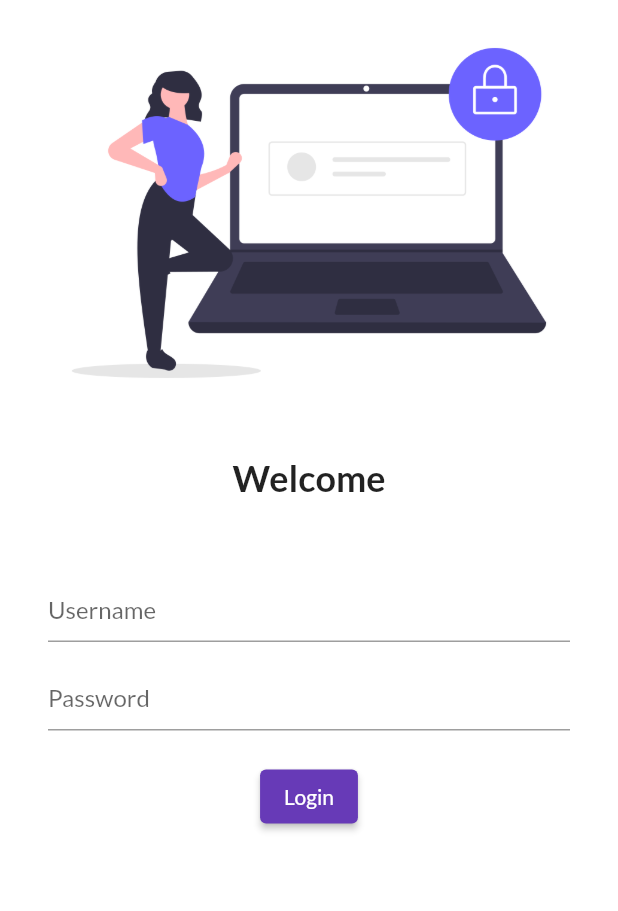
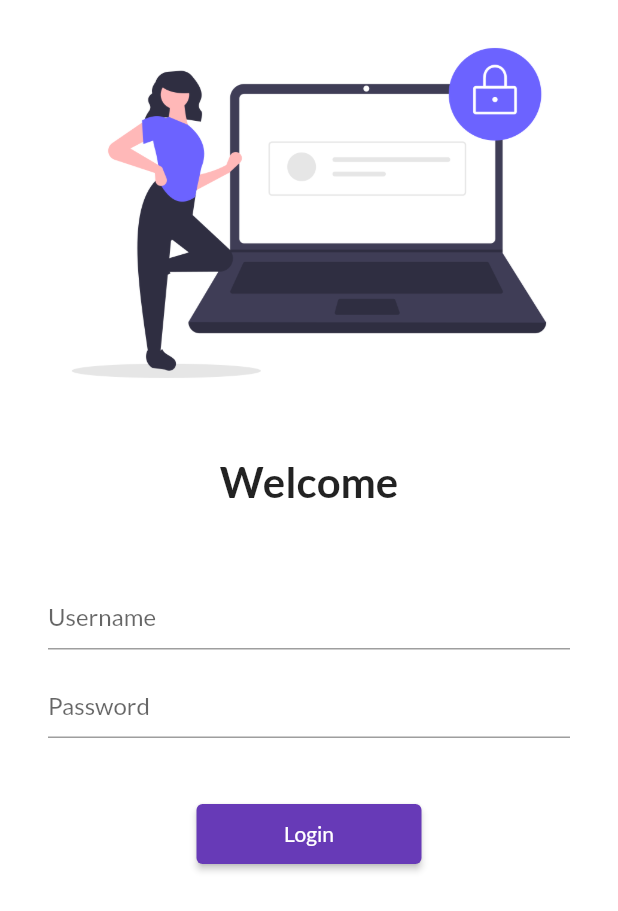
Before and after one commit to codeswithroh/first_project, a Flutter app: the screen it shows after launch, on a phone screen of 412 x 824 dp. Shown: the top 911 px of the screen. Run offline on Flutter 3.47's test engine with Material 2 defaults, Android fonts, the phone set to English and light mode, and no system bars; our stand-ins replace google_fonts.

Commit message:
created a scroll view widget in login page

```diff
--- a/lib/pages/login_page.dart
+++ b/lib/pages/login_page.dart
@@ -7,14 +7,18 @@ class LoginPage extends StatelessWidget {
   Widget build(BuildContext context) {
     return Material(
       color: Colors.white,
+      child: SingleChildScrollView(
         child: Column(children: [
-        Image.asset("assets/images/login.png", fit: BoxFit.contain),
+          Image.asset(
+            "assets/images/login.png",
+            fit: BoxFit.contain,
+          ),
           const SizedBox(
             height: 20,
           ),
           const Text("Welcome",
               style: TextStyle(
-              fontSize: 24,
+                fontSize: 28,
                 fontWeight: FontWeight.bold,
               )),
           const SizedBox(
@@ -38,11 +42,11 @@ class LoginPage extends StatelessWidget {
                       labelText: "Password"),
                 ),
                 const SizedBox(
-                height: 20,
+                  height: 40,
                 ),
                 ElevatedButton(
                   child: const Text("Login"),
-                style: TextButton.styleFrom(),
+                  style: TextButton.styleFrom(minimumSize: Size(150, 40)),
                   onPressed: () {
                     print('Welcome Rohit Purkait');
                   },
@@ -51,6 +55,7 @@ class LoginPage extends StatelessWidget {
             ),
           )
         ]),
+      ),
     );
   }
 }
```
Lines whose indentation alone changed are shown as unchanged.
